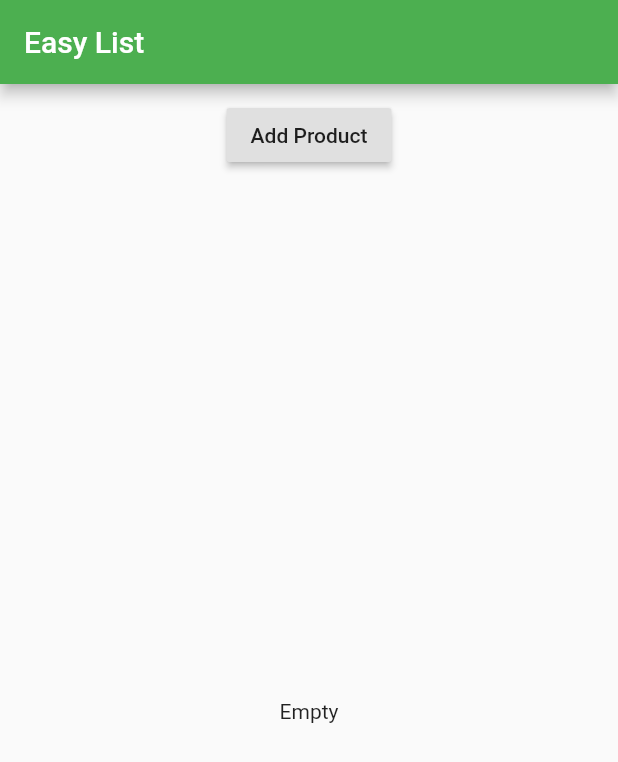
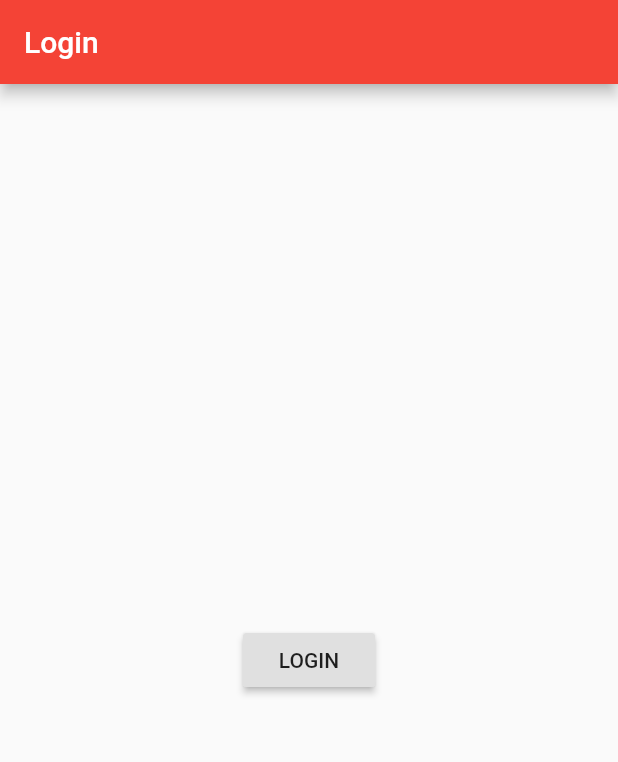
Before and after one commit to mlslucio/curso-flutter, a Flutter app: the screen it shows after launch, on a phone screen of 412 x 824 dp. Shown: the top 762 px of the screen. Run offline on Flutter 3.47's test engine with Material 2 defaults, Android fonts, the phone set to English and light mode, and no system bars.

```diff
--- a/lib/main.dart
+++ b/lib/main.dart
@@ -1,5 +1,5 @@
 import 'package:flutter/material.dart';
-import './product_manager.dart';
+import './screens/auth.dart';
 
 void main() {
   runApp(MyApp());
@@ -9,12 +9,8 @@ class MyApp extends StatelessWidget {
   @override
   Widget build(BuildContext context) {
     return new MaterialApp(
-        theme: ThemeData(
-            brightness: Brightness.light, primarySwatch: Colors.green),
-        home: Scaffold(
-            appBar: AppBar(
-              title: Text('Easy List'),
-            ),
-            body: ProductManager()));
+        theme:
+            ThemeData(brightness: Brightness.light, primarySwatch: Colors.red),
+        home: Scaffold(body: AuthScreen()));
   }
 }
--- a/lib/product_control.dart
+++ b/lib/product_control.dart
@@ -10,7 +10,7 @@ class ProductControl extends StatelessWidget {
     return RaisedButton(
       child: Text('Add Product'),
       onPressed: () {
-        this._addProduct('teste product');
+        this._addProduct({'title': 'Chocolate', 'image': 'assets/food.jpg'});
       },
     );
   }
--- a/lib/product_manager.dart
+++ b/lib/product_manager.dart
@@ -4,7 +4,7 @@ import './products.dart';
 import './product_control.dart';
 
 class ProductManager extends StatefulWidget {
-  final String starterProduct;
+  final Map starterProduct;
 
   ProductManager({this.starterProduct});
 
@@ -16,7 +16,7 @@ class ProductManager extends StatefulWidget {
 }
 
 class _ProductManagerState extends State<ProductManager> {
-  List<String> _products = [];
+  List<Map<String, dynamic>> _products = [];
 
   @override
   void initState() {
@@ -26,10 +26,14 @@ class _ProductManagerState extends State<ProductManager> {
     super.initState();
   }
 
-  void _addProduct(String product) {
+  void _addProduct(Map<String, dynamic> product) {
     setState(() {
       _products.add(product);
     });
+  }
+
+  void _deleteProduct(int index) {
+    setState(() => _products.removeAt(index));
   }
 
   @override
@@ -39,7 +43,7 @@ class _ProductManagerState extends State<ProductManager> {
         margin: EdgeInsets.all(10.0),
         child: ProductControl(this._addProduct),
       ),
-      Expanded(child: Products(_products))
+      Expanded(child: Products(_products, deleteProduct: this._deleteProduct))
     ]);
   }
 }
--- /dev/null
+++ b/lib/screens/auth.dart
@@ -0,0 +1,23 @@
+import 'package:flutter/material.dart';
+import '../product_manager.dart';
+import './home.dart';
+
+class AuthScreen extends StatelessWidget {
+  @override
+  Widget build(BuildContext context) {
+    return Scaffold(
+      appBar: AppBar(
+        title: Text('Login'),
+      ),
+      body: Center(
+        child: RaisedButton(
+          onPressed: () => Navigator.pushReplacement(
+              context,
+              MaterialPageRoute(
+                  builder: (BuildContext context) => HomeScreen())),
+          child: Text('LOGIN'),
+        ),
+      ),
+    );
+  }
+}
```
Also changed, not shown: lib/products.dart (+29 -4 lines), lib/screens/home.dart (added, +26 -0 lines), lib/screens/product_detail.dart (added, +38 -0 lines).
